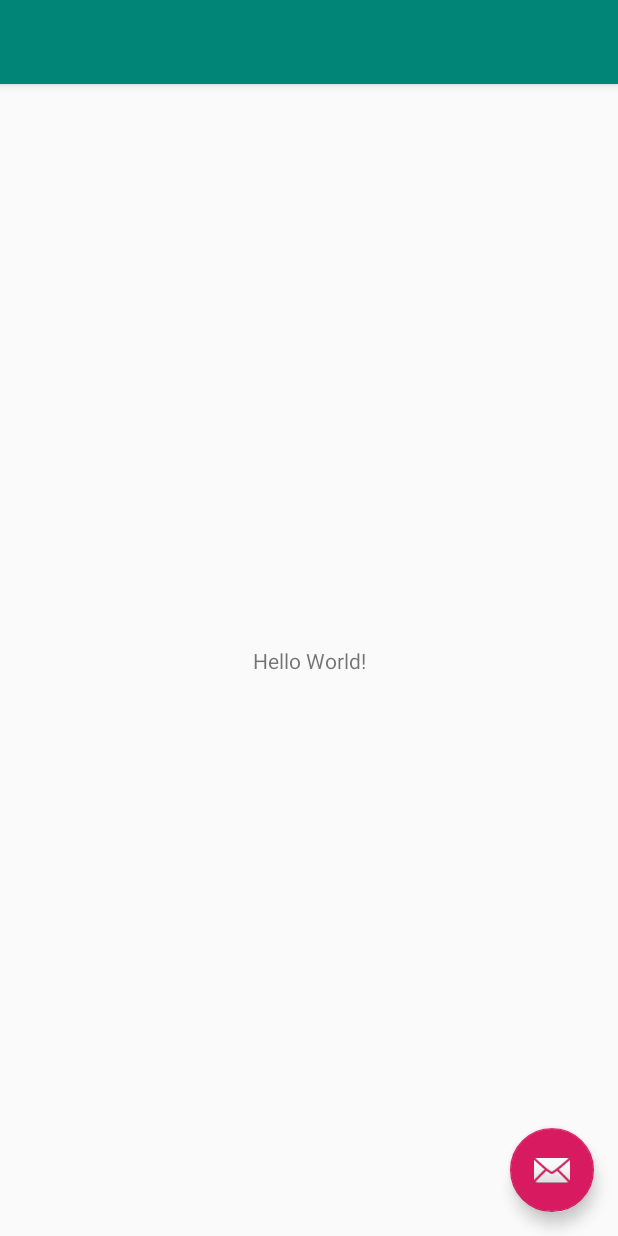
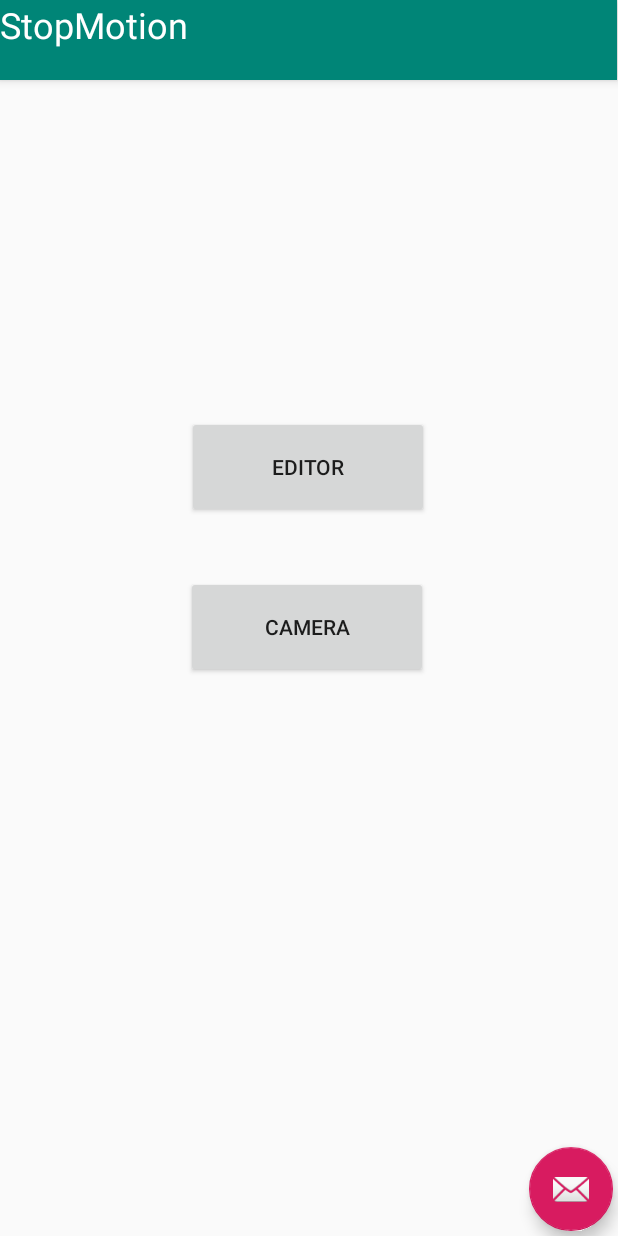
Before and after one commit to jhgarner/StopMotion, an Android app: the layout activity_main.xml on its own in the app's theme, with its tools: preview values and no code run, on a phone screen of 412 x 824 dp. Run offline under Robolectric (Android 15) with nearby library versions, the phone set to English and light mode, and no system bars.

Commit message:
Added buttons to activity_main that swap to activity_video_viewer (the editor) and to activity_ux (the camera)

```diff
--- a/app/src/main/AndroidManifest.xml
+++ b/app/src/main/AndroidManifest.xml
@@ -17,10 +17,10 @@
         android:label="@string/app_name"
         android:roundIcon="@mipmap/ic_launcher_round"
         android:supportsRtl="true"
-        tools:ignore="GoogleAppIndexingWarning">
+        tools:ignore="GoogleAppIndexingWarning"
         android:theme="@style/AppTheme">
         <activity
-            android:name=".HelloSceneformActivity"
+            android:name=".MainActivity"
             android:label="@string/app_name"
             android:theme="@style/AppTheme.NoActionBar">
             <intent-filter>
@@ -29,6 +29,11 @@
                 <category android:name="android.intent.category.LAUNCHER" />
             </intent-filter>
         </activity>
+
+        <activity android:name=".VideoViewer"></activity>
+
+        <activity android:name=".HelloSceneformActivity"></activity>
+
         <meta-data
             android:name="com.google.ar.core"
             android:value="required" />
--- a/app/src/main/java/com/example/stopmotion/MainActivity.kt
+++ b/app/src/main/java/com/example/stopmotion/MainActivity.kt
@@ -1,6 +1,8 @@
 package com.example.stopmotion
 
+import android.content.Intent
 import android.os.Bundle
+import android.provider.MediaStore
 import com.google.android.material.snackbar.Snackbar
 import androidx.appcompat.app.AppCompatActivity
 import android.view.Menu
@@ -13,11 +15,20 @@ class MainActivity : AppCompatActivity() {
     override fun onCreate(savedInstanceState: Bundle?) {
         super.onCreate(savedInstanceState)
         setContentView(R.layout.activity_main)
-        setSupportActionBar(toolbar)
 
         fab.setOnClickListener { view ->
-            Snackbar.make(view, "Replace with your own action", Snackbar.LENGTH_LONG)
+            Snackbar.make(view, "I hope this works", Snackbar.LENGTH_LONG)
                 .setAction("Action", null).show()
+        }
+
+        editorBtn.setOnClickListener {
+            val intent = Intent(this, VideoViewer::class.java)
+            startActivity(intent)
+        }
+
+        cameraBtn.setOnClickListener {
+            val intent = Intent(this, HelloSceneformActivity::class.java)
+            startActivity(intent)
         }
     }
 
@@ -36,4 +47,9 @@ class MainActivity : AppCompatActivity() {
             else -> super.onOptionsItemSelected(item)
         }
     }
+
+
+
+
+
 }
--- a/app/src/main/res/layout/activity_main.xml
+++ b/app/src/main/res/layout/activity_main.xml
@@ -1,33 +1,66 @@
 <?xml version="1.0" encoding="utf-8"?>
-<androidx.coordinatorlayout.widget.CoordinatorLayout xmlns:android="http://schemas.android.com/apk/res/android"
+<androidx.constraintlayout.widget.ConstraintLayout xmlns:android="http://schemas.android.com/apk/res/android"
     xmlns:app="http://schemas.android.com/apk/res-auto"
     xmlns:tools="http://schemas.android.com/tools"
+    android:id="@+id/coordinatorLayout"
     android:layout_width="match_parent"
     android:layout_height="match_parent"
     tools:context=".MainActivity">
 
+
     <com.google.android.material.appbar.AppBarLayout
-        android:layout_width="match_parent"
-        android:layout_height="wrap_content"
-        android:theme="@style/AppTheme.AppBarOverlay">
+        android:id="@+id/appBarLayout"
+        android:layout_width="411dp"
+        android:layout_height="53dp"
+        android:theme="@style/AppTheme.AppBarOverlay"
+        app:layout_constraintStart_toStartOf="parent"
+        app:layout_constraintTop_toTopOf="parent">
 
-        <androidx.appcompat.widget.Toolbar
-            android:id="@+id/toolbar"
+        <TextView
+            android:id="@+id/textView"
             android:layout_width="match_parent"
-            android:layout_height="?attr/actionBarSize"
-            android:background="?attr/colorPrimary"
-            app:popupTheme="@style/AppTheme.PopupOverlay" />
-
+            android:layout_height="match_parent"
+            android:text="StopMotion"
+            android:textColor="#FFFFFF"
+            android:textSize="24sp"/>
     </com.google.android.material.appbar.AppBarLayout>
-
-    <include layout="@layout/content_main" />
 
     <com.google.android.material.floatingactionbutton.FloatingActionButton
         android:id="@+id/fab"
         android:layout_width="wrap_content"
         android:layout_height="wrap_content"
-        android:layout_gravity="bottom|end"
-        android:layout_margin="@dimen/fab_margin"
+        android:layout_marginEnd="3dp"
+        android:layout_marginBottom="3dp"
+        app:layout_constraintBottom_toBottomOf="parent"
+        app:layout_constraintEnd_toEndOf="parent"
         app:srcCompat="@android:drawable/ic_dialog_email" />
 
-</androidx.coordinatorlayout.widget.CoordinatorLayout>
+    <!--Editor Button-->
+
+    <!-- Camera Button-->
+
+    <Button
+        android:id="@+id/editorBtn"
+        android:layout_width="161dp"
+        android:layout_height="68dp"
+        android:layout_marginStart="124dp"
+        android:layout_marginTop="288dp"
+        android:layout_marginBottom="50dp"
+        android:text="Editor"
+        app:layout_constraintBottom_toTopOf="@+id/cameraBtn"
+        app:layout_constraintEnd_toEndOf="parent"
+        app:layout_constraintHorizontal_bias="0.007"
+        app:layout_constraintStart_toStartOf="parent"
+        app:layout_constraintTop_toTopOf="parent" />
+
+    <Button
+        android:id="@+id/cameraBtn"
+        android:layout_width="161dp"
+        android:layout_height="68dp"
+        android:layout_marginStart="124dp"
+        android:layout_marginTop="384dp"
+        android:text="Camera"
+        app:layout_constraintStart_toStartOf="parent"
+        app:layout_constraintTop_toTopOf="parent" />
+
+</androidx.constraintlayout.widget.ConstraintLayout>
```
